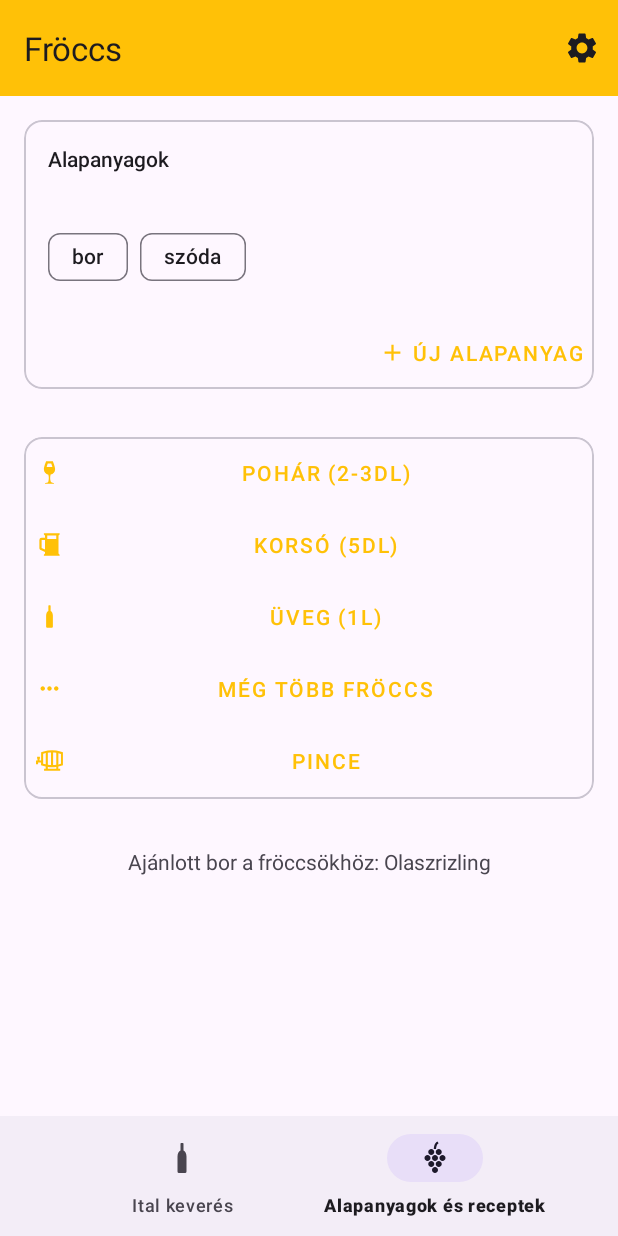
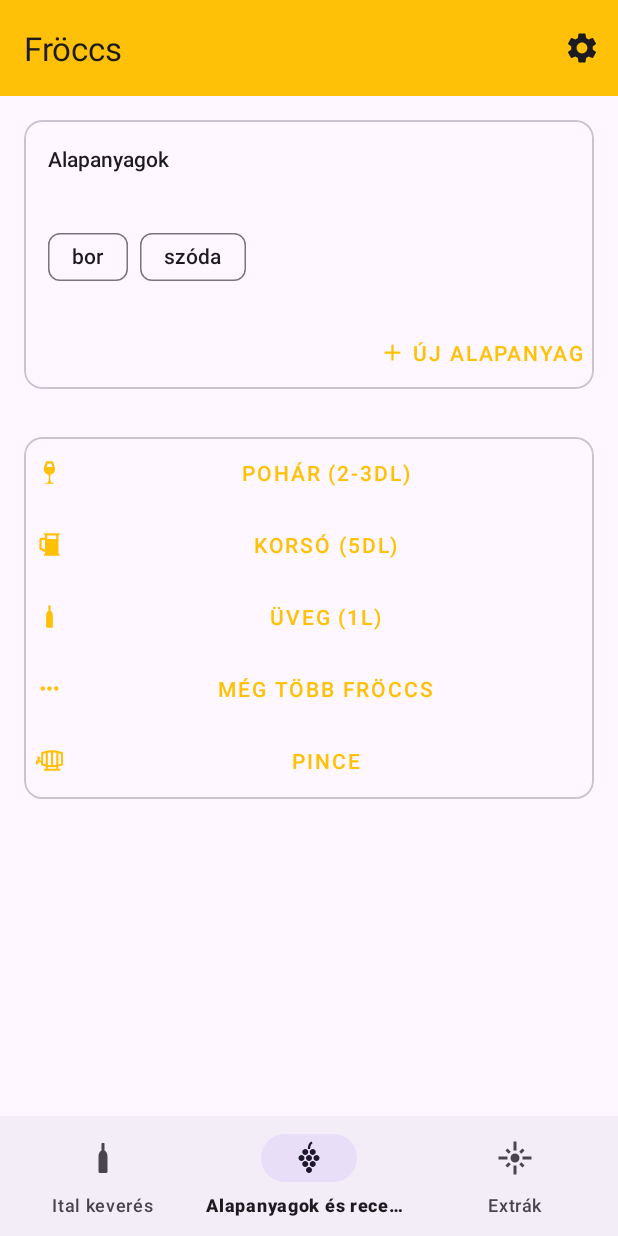
Before and after one commit to WholesomeWare/Froccs, an Android app: the screen it shows after launch (MainActivity), item 2 of the bottom bar chosen, on a phone screen of 412 x 824 dp. Run offline under Robolectric (Android 15) with nearby library versions, the phone set to English and light mode, and no system bars; our stand-ins replace AdMob; 1 statement that could not run was skipped.

Commit message:
Glassholder fixed and moved to extras tab

```diff
--- a/app/src/main/java/com/csakitheone/froccs/GlassholderActivity.kt
+++ b/app/src/main/java/com/csakitheone/froccs/GlassholderActivity.kt
@@ -2,6 +2,7 @@ package com.csakitheone.froccs
 
 import android.os.Bundle
 import android.view.View
+import android.view.WindowManager
 import android.widget.SeekBar
 import android.widget.Toast
 import androidx.appcompat.app.AppCompatActivity
@@ -14,6 +15,10 @@ class GlassholderActivity : AppCompatActivity() {
     override fun onCreate(savedInstanceState: Bundle?) {
         super.onCreate(savedInstanceState)
         setContentView(R.layout.activity_glassholder)
+
+        window.attributes.apply {
+            screenBrightness = 1.0f
+        }
 
         hideSystemUI()
 
--- a/app/src/main/java/com/csakitheone/froccs/MainActivity.kt
+++ b/app/src/main/java/com/csakitheone/froccs/MainActivity.kt
@@ -50,9 +50,11 @@ class MainActivity : AppCompatActivity() {
         mainNav.setOnItemSelectedListener {
             mainLayoutDrink.visibility = View.GONE
             mainLayoutRecipes.visibility = View.GONE
+            mainLayoutExtras.visibility = View.GONE
             when (it.itemId) {
                 R.id.menuMainNavDrink -> mainLayoutDrink.visibility = View.VISIBLE
                 R.id.menuMainNavRecipes -> mainLayoutRecipes.visibility = View.VISIBLE
+                R.id.menuMainNavExtras -> mainLayoutExtras.visibility = View.VISIBLE
                 else -> return@setOnItemSelectedListener false
             }
             true
--- /dev/null
+++ b/app/src/main/res/drawable/ic_flare.xml
@@ -0,0 +1,8 @@
+<!-- drawable/flare.xml -->
+<vector xmlns:android="http://schemas.android.com/apk/res/android"
+    android:height="24dp"
+    android:width="24dp"
+    android:viewportWidth="24"
+    android:viewportHeight="24">
+    <path android:fillColor="#000" android:pathData="M7,11H1V13H7V11M9.17,7.76L7.05,5.64L5.64,7.05L7.76,9.17L9.17,7.76M13,1H11V7H13V1M18.36,7.05L16.95,5.64L14.83,7.76L16.24,9.17L18.36,7.05M17,11V13H23V11H17M12,9A3,3 0 0,0 9,12A3,3 0 0,0 12,15A3,3 0 0,0 15,12A3,3 0 0,0 12,9M14.83,16.24L16.95,18.36L18.36,16.95L16.24,14.83L14.83,16.24M5.64,16.95L7.05,18.36L9.17,16.24L7.76,14.83L5.64,16.95M11,23H13V17H11V23Z" />
+</vector>
--- a/app/src/main/res/layout/activity_glassholder.xml
+++ b/app/src/main/res/layout/activity_glassholder.xml
@@ -6,6 +6,7 @@
     android:layout_height="match_parent"
     android:background="@color/black"
     android:gravity="center"
+    android:keepScreenOn="true"
     android:orientation="vertical"
     tools:context=".GlassholderActivity">
 
--- a/app/src/main/res/layout/activity_main.xml
+++ b/app/src/main/res/layout/activity_main.xml
@@ -101,28 +101,11 @@
 
                         </LinearLayout>
 
-                        <View
-                            android:layout_width="match_parent"
-                            android:layout_height="1dp"
-                            android:background="?android:attr/listDivider" />
-
                         <LinearLayout
                             android:layout_width="match_parent"
                             android:layout_height="match_parent"
                             android:gravity="end"
                             android:orientation="horizontal">
-
-                            <Button
-                                style="@style/Widget.MaterialComponents.Button.TextButton"
-                                android:layout_width="wrap_content"
-                                android:layout_height="wrap_content"
-                                android:onClick="btnGlassholderClick"
-                                android:text="Pohártartó" />
-
-                            <Space
-                                android:layout_width="wrap_content"
-                                android:layout_height="wrap_content"
-                                android:layout_weight="1" />
 
                             <Button
                                 android:id="@+id/mainBtnNewRecipe"
@@ -137,7 +120,6 @@
                             <ImageView
                                 android:layout_width="wrap_content"
                                 android:layout_height="match_parent"
-                                android:contentDescription="TODO"
                                 android:onClick="btnShareClick"
                                 android:padding="12dp"
                                 app:srcCompat="@drawable/ic_share"
@@ -156,6 +138,13 @@
                     android:orientation="vertical"
                     android:padding="8dp" />
 
+                <TextView
+                    android:layout_width="match_parent"
+                    android:layout_height="wrap_content"
+                    android:layout_margin="16dp"
+                    android:gravity="center"
+                    android:text="Ajánlott bor a fröccsökhöz: Olaszrizling" />
+
             </LinearLayout>
 
             <LinearLayout
@@ -163,8 +152,7 @@
                 android:layout_width="match_parent"
                 android:layout_height="match_parent"
                 android:orientation="vertical"
-                android:visibility="gone"
-                tools:visibility="visible">
+                android:visibility="gone">
 
                 <com.google.android.material.card.MaterialCardView
                     android:layout_width="match_parent"
@@ -270,12 +258,22 @@
 
             </LinearLayout>
 
-            <TextView
+            <LinearLayout
+                android:id="@+id/mainLayoutExtras"
                 android:layout_width="match_parent"
-                android:layout_height="wrap_content"
-                android:layout_margin="16dp"
-                android:gravity="center"
-                android:text="Ajánlott bor a fröccsökhöz: Olaszrizling" />
+                android:layout_height="match_parent"
+                android:orientation="vertical"
+                android:visibility="gone">
+
+                <Button
+                    android:layout_width="match_parent"
+                    android:layout_height="wrap_content"
+                    android:layout_margin="16dp"
+                    android:onClick="btnGlassholderClick"
+                    android:text="Pohártartó"
+                    app:icon="@drawable/ic_glass_wine"
+                    app:iconGravity="textStart" />
+            </LinearLayout>
 
         </LinearLayout>
     </ScrollView>
--- a/app/src/main/res/menu/manu_main_nav.xml
+++ b/app/src/main/res/menu/manu_main_nav.xml
@@ -9,4 +9,8 @@
         android:id="@+id/menuMainNavRecipes"
         android:icon="@drawable/ic_grapes"
         android:title="Alapanyagok és receptek" />
+    <item
+        android:id="@+id/menuMainNavExtras"
+        android:icon="@drawable/ic_flare"
+        android:title="Extrák" />
 </menu>
```
